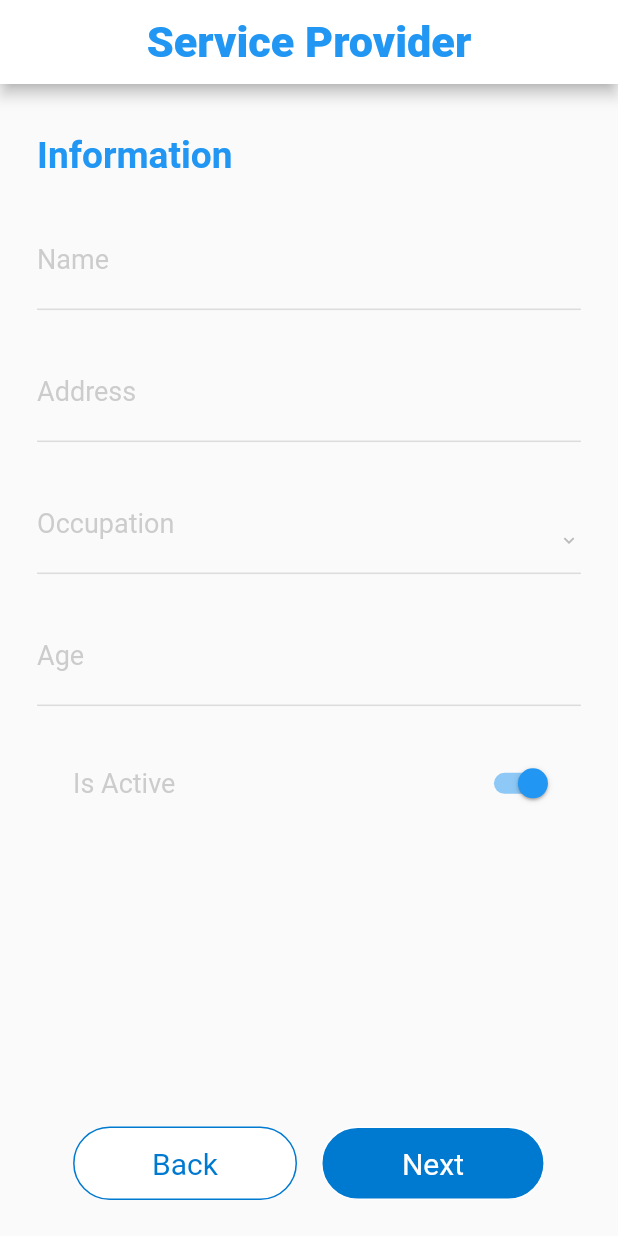
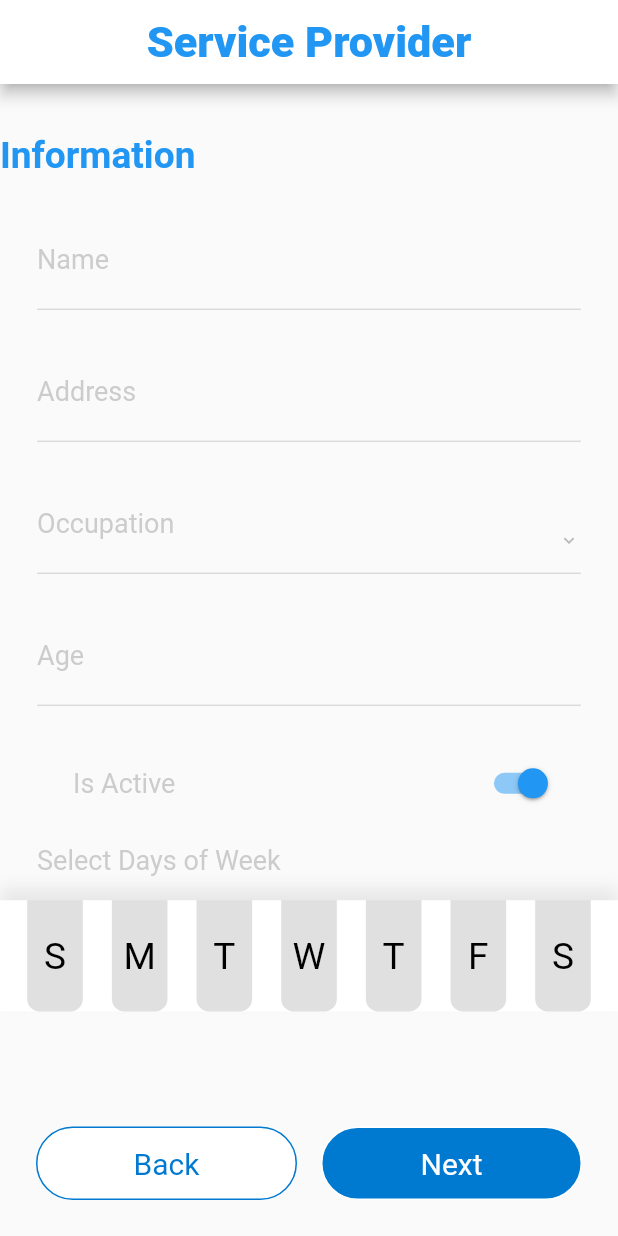
Before and after one commit to ambanikousik/wallbreakers_ui, a Flutter app: the screen it shows after launch, on a phone screen of 412 x 824 dp. Run offline on Flutter 3.47's test engine with Material 2 defaults, Android fonts, the phone set to English and light mode, and no system bars.

Commit message:
date picker add

```diff
--- a/lib/main.dart
+++ b/lib/main.dart
@@ -1,5 +1,5 @@
 import 'package:flutter/material.dart';
-import 'ui_page_a.dart';
+import 'pages/ui_page_a.dart';
 
 void main() {
   runApp(MyApp());
--- /dev/null
+++ b/lib/model/day.dart
@@ -0,0 +1,7 @@
+class Day {
+  String day;
+  bool isSelected;
+
+  Day({this.day,this.isSelected});
+
+}
--- /dev/null
+++ b/lib/model/models.dart
@@ -0,0 +1 @@
+export 'day.dart';
--- a/lib/ui_page_a.dart
+++ b/lib/pages/ui_page_a.dart
@@ -1,6 +1,7 @@
 import 'package:flutter/material.dart';
-import 'widgets.dart';
-import 'data/data.dart';
+import '../widgets.dart';
+import '../data/data.dart';
+import '../model/models.dart';
 
 class UiPageA extends StatefulWidget {
   @override
@@ -8,6 +9,20 @@ class UiPageA extends StatefulWidget {
 }
 
 class _UiPageAState extends State<UiPageA> {
+
+
+  List<Day> days = [
+    Day(day: 'S',isSelected: false),
+    Day(day: 'M',isSelected: false),
+    Day(day: 'T',isSelected: false),
+    Day(day: 'W',isSelected: false),
+    Day(day: 'T',isSelected: false),
+    Day(day: 'F',isSelected: false),
+    Day(day: 'S',isSelected: false),
+  ];
+
+
+
   CustomTextFieldController _name = CustomTextFieldController();
   CustomTextFieldController _address = CustomTextFieldController();
   CustomTextFieldController _occupation = CustomTextFieldController();
@@ -30,7 +45,6 @@ class _UiPageAState extends State<UiPageA> {
         title: 'Service Provider',
       ),
       body: Container(
-        margin: EdgeInsets.symmetric(horizontal: width * 6),
         child: Column(
           mainAxisAlignment: MainAxisAlignment.spaceBetween,
           children: <Widget>[
@@ -39,7 +53,9 @@ class _UiPageAState extends State<UiPageA> {
                 child: Column(
                   children: <Widget>[
                     InAppTitle(title: 'Information',),
-                    Column(
+                    Container(
+                      margin: EdgeInsets.symmetric(horizontal: width * 6),
+                      child: Column(
                         children: <Widget>[
                           CustomTextField(
                             title: "Name",
@@ -80,6 +96,8 @@ class _UiPageAState extends State<UiPageA> {
 
                         ],
                       ),
+                    ),
+                    CustomDatePicker(days: days,),
                   ],
                 ),
               ),
@@ -106,6 +124,8 @@ class _UiPageAState extends State<UiPageA> {
                       if(_validate()){
                         print('${_name.text}\n${_address.text}\n${_occupation.text}\n${_age.text}\n$_regular');
                       }
+                      print('selected days: ');
+                      days.forEach((day) { if(day.isSelected){print('${day.day}'); }});
                       },
                   ),
                 ),
--- a/lib/widgets.dart
+++ b/lib/widgets.dart
@@ -5,3 +5,4 @@ export 'widgets/custom_text_field.dart';
 export 'widgets/in_app_title.dart';
 export 'widgets/popup_widget.dart';
 export 'widgets/custom_action_button.dart';
+export 'widgets/custom_date_picker.dart';
--- /dev/null
+++ b/lib/widgets/custom_date_picker.dart
@@ -0,0 +1,84 @@
+import 'package:flutter/material.dart';
+import 'package:wallbreakersui/model/models.dart';
+import 'package:wallbreakersui/data/data.dart';
+
+class CustomDatePicker extends StatefulWidget {
+  List<Day> days;
+
+  CustomDatePicker({@required this.days}) : assert(days != null);
+
+  @override
+  _CustomDatePickerState createState() => _CustomDatePickerState();
+}
+
+class _CustomDatePickerState extends State<CustomDatePicker> {
+
+
+  @override
+  Widget build(BuildContext context) {
+    return Column(
+      crossAxisAlignment: CrossAxisAlignment.start,
+      children: <Widget>[
+        Padding(
+          padding:  EdgeInsets.symmetric(vertical: height*2,horizontal: width*6),
+          child: Text('Select Days of Week',style: TextStyle(color: C.primaryTextGray,fontSize: 18),),
+        ),
+        Container(
+          height: height * 9,
+          width: width * 100,
+          child: Center(
+            child: ListView.separated(
+              scrollDirection: Axis.horizontal,
+              itemCount: widget.days.length,
+              shrinkWrap: true,
+              itemBuilder: (BuildContext context, int index) {
+                return GestureDetector(
+                  child: Container(
+                    width: width * 9,
+                    decoration: BoxDecoration(
+                        color: widget.days[index].isSelected
+                            ? Colors.blue
+                            : Colors.black12,
+                        borderRadius: BorderRadius.only(
+                            bottomLeft: Radius.circular(width * 2),
+                            bottomRight: Radius.circular(width * 2))),
+                    child: Center(
+                        child: Text(
+                      widget.days[index].day,
+                      style: TextStyle(
+                          color: widget.days[index].isSelected ? white : black,
+                          fontSize: width * 6),
+                    )),
+                  ),
+                  onTap: () {
+                    setState(() {
+                      widget.days[index].isSelected
+                          ? widget.days[index].isSelected = false
+                          : widget.days[index].isSelected = true;
+                    });
+                  },
+                );
+              },
+              separatorBuilder: (BuildContext context, int index) {
+                return SizedBox(
+                  width: width * 4.7,
+                );
+              },
+            ),
+          ),
+          margin: EdgeInsets.only(bottom: width * 2),
+          decoration: BoxDecoration(
+            color: white,
+            boxShadow: [
+              BoxShadow(
+                color: Colors.grey.withOpacity(0.2),
+                offset: Offset(0.0, -height), //(x,y)
+                blurRadius: height,
+              ),
+            ],
+          ),
+        ),
+      ],
+    );
+  }
+}
```
Lines whose indentation alone changed are shown as unchanged.
